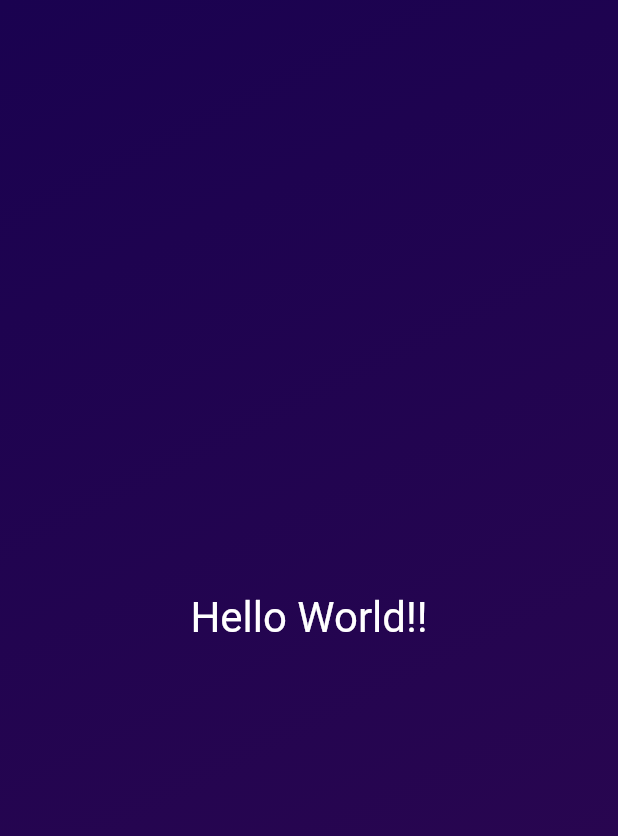
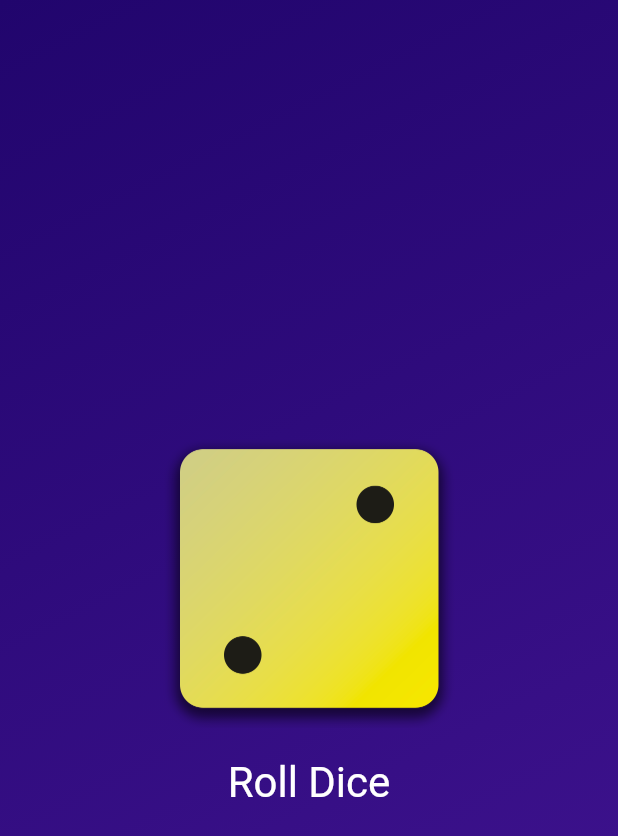
Before and after one commit to Ozurumba007/dice_roller_app, a Flutter app: the screen it shows after launch, on a phone screen of 412 x 824 dp. Shown: the top 836 px of the screen. Run offline on Flutter 3.47's test engine with Material 2 defaults, Android fonts, the phone set to English and light mode, and no system bars.

Commit message:
added images to the gradient_container.dart \ created a file called dice_roller.dart

```diff
--- a/lib/gradient_container.dart
+++ b/lib/gradient_container.dart
@@ -1,31 +1,51 @@
 import 'package:flutter/material.dart';
-import 'package:picture_changer/styled_text.dart';
 
 var startAlignment = Alignment.topLeft;
 var endAlignment = Alignment.bottomRight;
 
+// ignore: must_be_immutable
 class GradientContainer extends StatelessWidget {
-  const GradientContainer({
+  GradientContainer({
     super.key,
     required this.colors,
   });
   final List<Color> colors;
+
+  var activeDiceImage = 'assets/images/dice-2.png';
+
+  void rollDice() {
+    activeDiceImage = 'assets/images/dice-4.png';
+    print('Changing Image....');
+  }
 
   @override
   Widget build(context) {
     return Container(
       decoration: BoxDecoration(
         gradient: LinearGradient(
-          colors: [
-            Color.fromARGB(255, 26, 2, 80),
-            Color.fromARGB(255, 45, 7, 80),
-          ],
+          colors: colors,
           begin: startAlignment,
           end: endAlignment,
         ),
       ),
-      child: const Center(
-        child: StyleText('Hello World!!'),
+      child: Center(
+        child: Column(
+          mainAxisSize: MainAxisSize.min,
+          children: [
+            Image.asset(
+              activeDiceImage,
+              width: 200,
+            ),
+            TextButton(
+              onPressed: rollDice,
+              style: TextButton.styleFrom(
+                  padding: EdgeInsets.only(top: 20),
+                  foregroundColor: Colors.white,
+                  textStyle: const TextStyle(fontSize: 28)),
+              child: const Text('Roll Dice'),
+            ),
+          ],
+        ),
       ),
     );
   }
--- a/lib/main.dart
+++ b/lib/main.dart
@@ -12,11 +12,11 @@ class MyApp extends StatelessWidget {
   // This widget is the root of your application.
   @override
   Widget build(BuildContext context) {
-    return const MaterialApp(
+    return MaterialApp(
       debugShowCheckedModeBanner: false,
       home: Scaffold(
         body: GradientContainer(
-          colors: [
+          colors: const [
             Color.fromARGB(255, 33, 5, 109),
             Color.fromARGB(255, 68, 21, 149),
           ],
```
Also changed, not shown: lib/dice_roller.dart (added), pubspec.lock.
